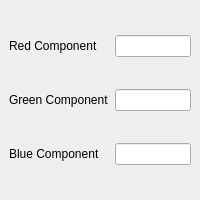
First picture: the form in analysisresultwindow.ui, repository maxshishko/ImageEncryptor, before the edit.
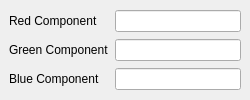
Second picture: the form after the edit.

```diff
--- a/analysisresultwindow.ui
+++ b/analysisresultwindow.ui
@@ -6,8 +6,8 @@
    <rect>
     <x>0</x>
     <y>0</y>
-    <width>200</width>
-    <height>200</height>
+    <width>250</width>
+    <height>100</height>
    </rect>
   </property>
   <property name="sizePolicy">
@@ -16,6 +16,18 @@
     <verstretch>0</verstretch>
    </sizepolicy>
   </property>
+  <property name="minimumSize">
+   <size>
+    <width>250</width>
+    <height>100</height>
+   </size>
+  </property>
+  <property name="maximumSize">
+   <size>
+    <width>250</width>
+    <height>100</height>
+   </size>
+  </property>
   <property name="windowTitle">
    <string>MainWindow</string>
   </property>
```
